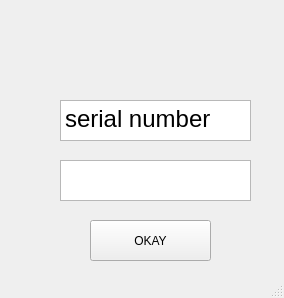
Old version of the form windows/mainwindow.ui in the repository kyung2/gearcon.
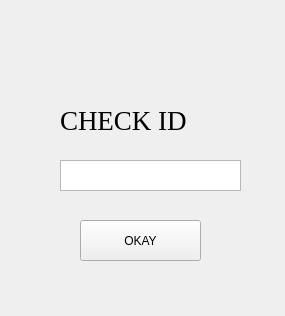
New version of the form. Icons and pictures are not drawn.

```diff
--- a/windows/mainwindow.ui
+++ b/windows/mainwindow.ui
@@ -1,36 +1,44 @@
 <?xml version="1.0" encoding="UTF-8"?>
 <ui version="4.0">
  <class>MainWindow</class>
- <widget class="QMainWindow" name="MainWindow">
+ <widget class="QWidget" name="MainWindow">
   <property name="geometry">
    <rect>
     <x>0</x>
     <y>0</y>
-    <width>284</width>
-    <height>298</height>
+    <width>285</width>
+    <height>316</height>
    </rect>
   </property>
   <property name="windowTitle">
    <string>MainWindow</string>
   </property>
-  <property name="toolTipDuration">
-   <number>-9</number>
-  </property>
-  <widget class="QWidget" name="centralWidget">
-   <widget class="QLabel" name="label_2">
+  <widget class="QWidget" name="centralWidget" native="true">
+   <property name="geometry">
+    <rect>
+     <x>0</x>
+     <y>0</y>
+     <width>261</width>
+     <height>271</height>
+    </rect>
+   </property>
+   <widget class="QTextEdit" name="textEdit">
     <property name="geometry">
      <rect>
-      <x>100</x>
-      <y>10</y>
-      <width>71</width>
-      <height>71</height>
+      <x>60</x>
+      <y>160</y>
+      <width>181</width>
+      <height>31</height>
      </rect>
     </property>
-    <property name="text">
-     <string/>
+    <property name="font">
+     <font>
+      <family>08SeoulHangang</family>
+      <pointsize>14</pointsize>
+     </font>
     </property>
-    <property name="pixmap">
-     <pixmap resource="img.qrc">:/heart_ 64.png</pixmap>
+    <property name="verticalScrollBarPolicy">
+     <enum>Qt::ScrollBarAlwaysOff</enum>
     </property>
    </widget>
    <widget class="QLabel" name="label">
@@ -68,37 +76,10 @@
      <bool>true</bool>
     </property>
    </widget>
-   <widget class="QTextBrowser" name="textBrowser">
-    <property name="geometry">
-     <rect>
-      <x>60</x>
-      <y>100</y>
-      <width>191</width>
-      <height>41</height>
-     </rect>
-    </property>
-    <property name="html">
-     <string>&lt;!DOCTYPE HTML PUBLIC &quot;-//W3C//DTD HTML 4.0//EN&quot; &quot;http://www.w3.org/TR/REC-html40/strict.dtd&quot;&gt;
-&lt;html&gt;&lt;head&gt;&lt;meta name=&quot;qrichtext&quot; content=&quot;1&quot; /&gt;&lt;style type=&quot;text/css&quot;&gt;
-p, li { white-space: pre-wrap; }
-&lt;/style&gt;&lt;/head&gt;&lt;body style=&quot; font-family:'Gulim'; font-size:9pt; font-weight:400; font-style:normal;&quot;&gt;
-&lt;p style=&quot; margin-top:0px; margin-bottom:0px; margin-left:0px; margin-right:0px; -qt-block-indent:0; text-indent:0px;&quot;&gt;&lt;span style=&quot; font-size:18pt;&quot;&gt;serial number&lt;/span&gt;&lt;/p&gt;&lt;/body&gt;&lt;/html&gt;</string>
-    </property>
-   </widget>
-   <widget class="QTextEdit" name="textEdit">
-    <property name="geometry">
-     <rect>
-      <x>60</x>
-      <y>160</y>
-      <width>191</width>
-      <height>41</height>
-     </rect>
-    </property>
-   </widget>
    <widget class="QPushButton" name="pushButton">
     <property name="geometry">
      <rect>
-      <x>90</x>
+      <x>80</x>
       <y>220</y>
       <width>121</width>
       <height>41</height>
@@ -108,8 +89,44 @@
      <string>OKAY</string>
     </property>
    </widget>
+   <widget class="QLabel" name="label_2">
+    <property name="geometry">
+     <rect>
+      <x>110</x>
+      <y>10</y>
+      <width>71</width>
+      <height>81</height>
+     </rect>
+    </property>
+    <property name="text">
+     <string/>
+    </property>
+    <property name="pixmap">
+     <pixmap resource="../../Documents/GearCon/windows/img.qrc">:/heart_ 64.png</pixmap>
+    </property>
+   </widget>
+   <widget class="QLabel" name="label_4">
+    <property name="geometry">
+     <rect>
+      <x>60</x>
+      <y>100</y>
+      <width>171</width>
+      <height>41</height>
+     </rect>
+    </property>
+    <property name="font">
+     <font>
+      <family>Times New Roman</family>
+      <pointsize>20</pointsize>
+      <weight>50</weight>
+      <bold>false</bold>
+     </font>
+    </property>
+    <property name="text">
+     <string>CHECK ID</string>
+    </property>
+   </widget>
   </widget>
-  <widget class="QStatusBar" name="statusBar"/>
  </widget>
  <layoutdefault spacing="6" margin="11"/>
  <resources>
```
Left out of the diff: 11 changed lines with no effect on the pictures.
